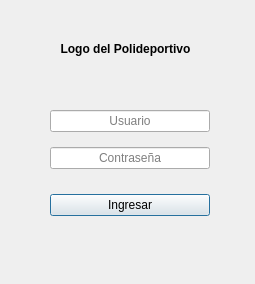
Above: loginwindow.ui from stsewd/polideportivo before the change. Below: the same form after it.
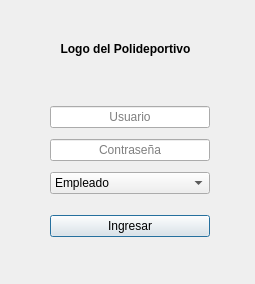
That is the form after the change.

```diff
--- a/loginwindow.ui
+++ b/loginwindow.ui
@@ -31,7 +31,7 @@
      <x>50</x>
      <y>100</y>
      <width>160</width>
-     <height>127</height>
+     <height>144</height>
     </rect>
    </property>
    <layout class="QVBoxLayout" name="verticalLayout">
@@ -61,6 +61,20 @@
       </property>
      </widget>
     </item>
+    <item>
+     <widget class="QComboBox" name="comboBox">
+      <item>
+       <property name="text">
+        <string>Empleado</string>
+       </property>
+      </item>
+      <item>
+       <property name="text">
+        <string>Administrador</string>
+       </property>
+      </item>
+     </widget>
+    </item>
     <item>
      <spacer name="horizontalSpacer">
       <property name="orientation">
```
